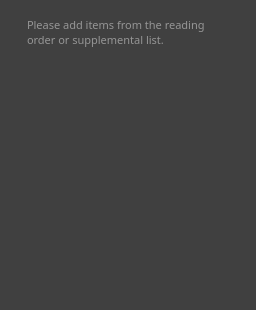
This is TOCListWidget.ui in hywebr00/audiobook-editor-legacy as Qt 5 draws it before an edit. The edited form follows.
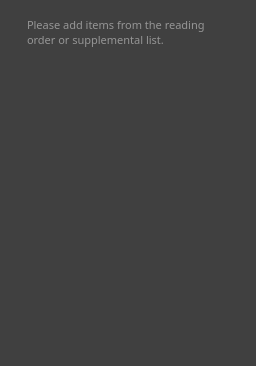
This is the edited form.

What changed in the file:
```diff
--- a/TOCListWidget.ui
+++ b/TOCListWidget.ui
@@ -7,7 +7,7 @@
     <x>0</x>
     <y>0</y>
     <width>256</width>
-    <height>310</height>
+    <height>366</height>
    </rect>
   </property>
   <property name="sizePolicy">
@@ -128,7 +128,7 @@
         <bool>false</bool>
        </property>
        <property name="sizePolicy">
-        <sizepolicy hsizetype="Fixed" vsizetype="Preferred">
+        <sizepolicy hsizetype="Fixed" vsizetype="Expanding">
          <horstretch>0</horstretch>
          <verstretch>0</verstretch>
         </sizepolicy>
```
Left out of the diff: 8 changed lines with no effect on the pictures.
